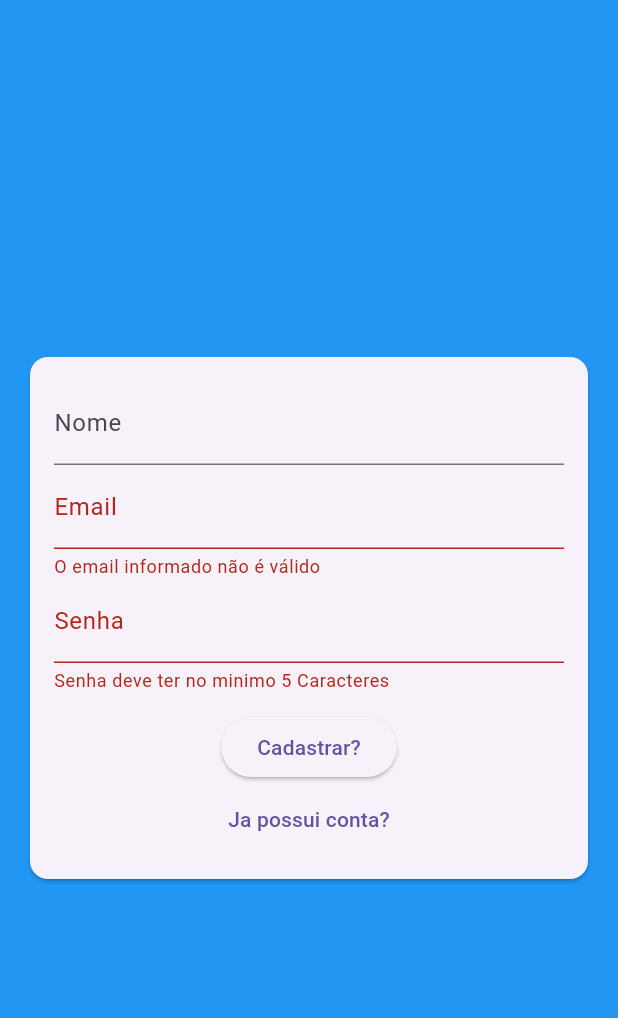
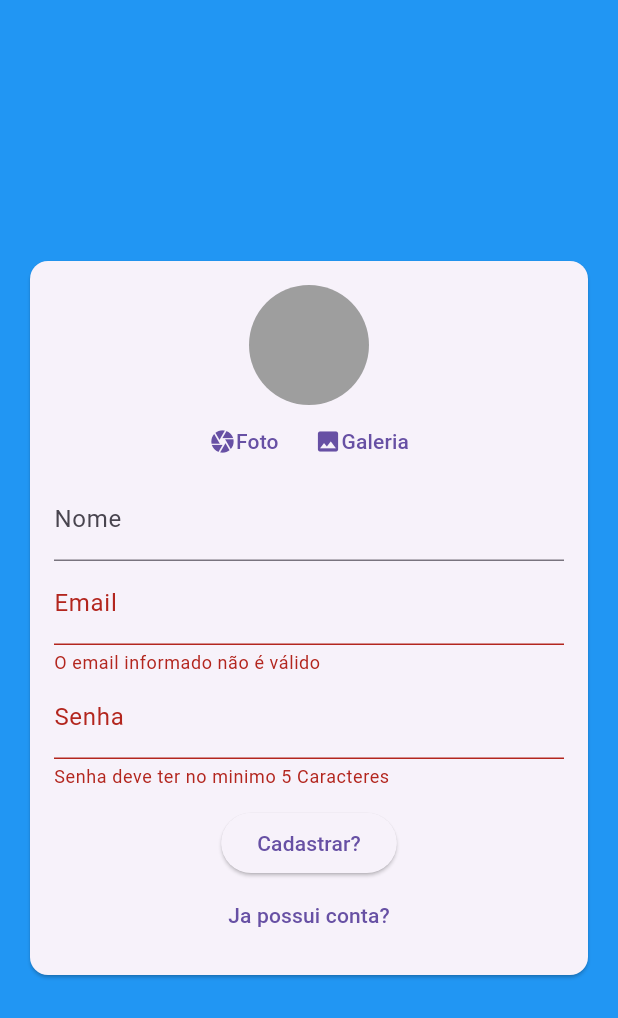
Before and after one commit to absjuniordev/ChatEase, a Flutter app: the screen it shows after launch, after a tap on "Entrar", after a tap on "Criar uma nova conta?", on a phone screen of 412 x 824 dp. Shown: the top 1018 px of the screen. Run offline on Flutter 3.47's test engine with Material 3 defaults, Android fonts, the phone set to English and light mode, and no system bars; our stand-ins replace image_picker.

Commit message:
Adicionando imagem no cadastro

```diff
--- a/lib/components/auth_form.dart
+++ b/lib/components/auth_form.dart
@@ -1,3 +1,6 @@
+import 'dart:io';
+
+import 'package:chate_ease/components/user_image_picker.dart';
 import 'package:flutter/material.dart';
 
 import 'package:chate_ease/models/auth_form_data.dart';
@@ -17,9 +20,26 @@ class _AuthFormState extends State<AuthForm> {
   final _formKey = GlobalKey<FormState>();
   final _formData = AuthFormData();
 
+  void _handleImagePicker(File image) {
+    _formData.image = image;
+  }
+
+  void _showError(String msg) {
+    ScaffoldMessenger.of(context).showSnackBar(
+      SnackBar(
+        content: Text(msg),
+        backgroundColor: Theme.of(context).colorScheme.error,
+      ),
+    );
+  }
+
   void _submit() {
     final isValidate = _formKey.currentState?.validate() ?? false;
     if (!isValidate) return;
+
+    if (_formData.image == null && _formData.isSignup) {
+      return _showError("Imagem não selecionada");
+    }
     widget.onSubimit(_formData);
   }
 
@@ -33,6 +53,8 @@ class _AuthFormState extends State<AuthForm> {
           key: _formKey,
           child: Column(
             children: [
+              if (!_formData.isLogin)
+                UserImagePicker(onImagePicker: _handleImagePicker),
               if (!_formData.isLogin)
                 TextFormField(
                   initialValue: _formData.nome,
--- /dev/null
+++ b/lib/components/user_image_picker.dart
@@ -0,0 +1,85 @@
+import 'dart:io';
+import 'package:flutter/material.dart';
+import 'package:image_picker/image_picker.dart';
+
+class UserImagePicker extends StatefulWidget {
+  final void Function(File image) onImagePicker;
+  const UserImagePicker({
+    super.key,
+    required this.onImagePicker,
+  });
+
+  @override
+  State<UserImagePicker> createState() => _UserImagePickerState();
+}
+
+class _UserImagePickerState extends State<UserImagePicker> {
+  File? _image;
+
+  Future<void> _pickedImage() async {
+    final piker = ImagePicker();
+    final pikedImage = await piker.pickImage(
+      source: ImageSource.gallery,
+      imageQuality: 50,
+      maxWidth: 150,
+    );
+    if (pikedImage != null) {
+      setState(() {
+        _image = File(pikedImage.path);
+      });
+    }
+    widget.onImagePicker(_image!);
+  }
+
+  Future<void> _pickedCamera() async {
+    final piker = ImagePicker();
+    final pikedImage = await piker.pickImage(
+      source: ImageSource.camera,
+      imageQuality: 50,
+      maxWidth: 150,
+    );
+    if (pikedImage != null) {
+      setState(() {
+        _image = File(pikedImage.path);
+      });
+    }
+    widget.onImagePicker(_image!);
+  }
+
+  @override
+  Widget build(BuildContext context) {
+    return Column(
+      children: [
+        CircleAvatar(
+          backgroundImage: _image != null ? FileImage(_image!) : null,
+          radius: 40,
+          backgroundColor: Colors.grey,
+        ),
+        Row(
+          mainAxisAlignment: MainAxisAlignment.center,
+          children: [
+            TextButton(
+              onPressed: _pickedCamera,
+              child: const Row(
+                children: [
+                  Icon(Icons.camera),
+                  Text("Foto"),
+                ],
+              ),
+            ),
+            TextButton(
+              onPressed: _pickedImage,
+              child: const Row(
+                mainAxisAlignment: MainAxisAlignment.center,
+                children: [
+                  Icon(Icons.image),
+                  Text("Galeria"),
+                ],
+              ),
+            ),
+          ],
+        )
+      ],
+    );
+  }
+}
--- a/lib/pages/auth_page.dart
+++ b/lib/pages/auth_page.dart
@@ -17,6 +17,7 @@ class _AuthPageState extends State<AuthPage> {
     //
     print("Tetse");
     print(formData.email);
+
     setState(() => _isLoading = false);
   }
 
--- a/pubspec.yaml
+++ b/pubspec.yaml
@@ -32,10 +32,11 @@ dependencies:
     sdk: flutter
 
 
+
   # The following adds the Cupertino Icons font to your application.
   # Use with the CupertinoIcons class for iOS style icons.
   cupertino_icons: ^1.0.6
-
+  image_picker: ^1.1.1
 dev_dependencies:
   flutter_test:
     sdk: flutter
```
Also changed, not shown: pubspec.lock, 1 other file.
